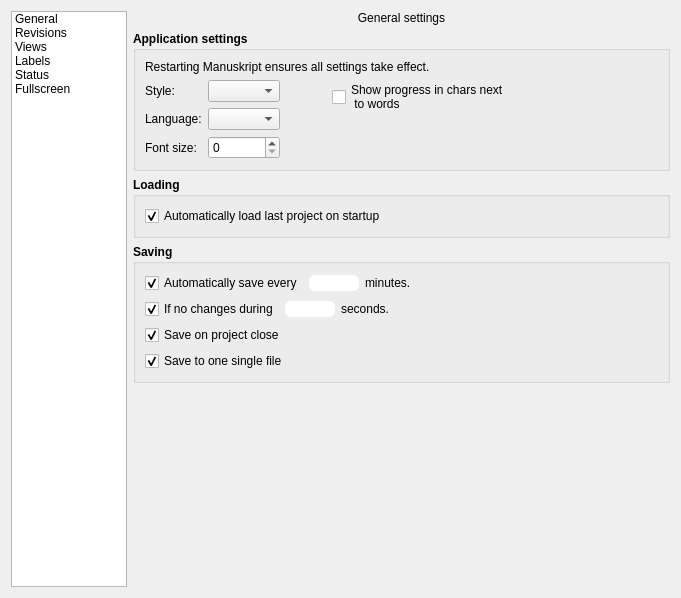
The window that manuskript/ui/settings_ui.ui (olivierkes/manuskript) describes before a commit, drawn with Qt 5.
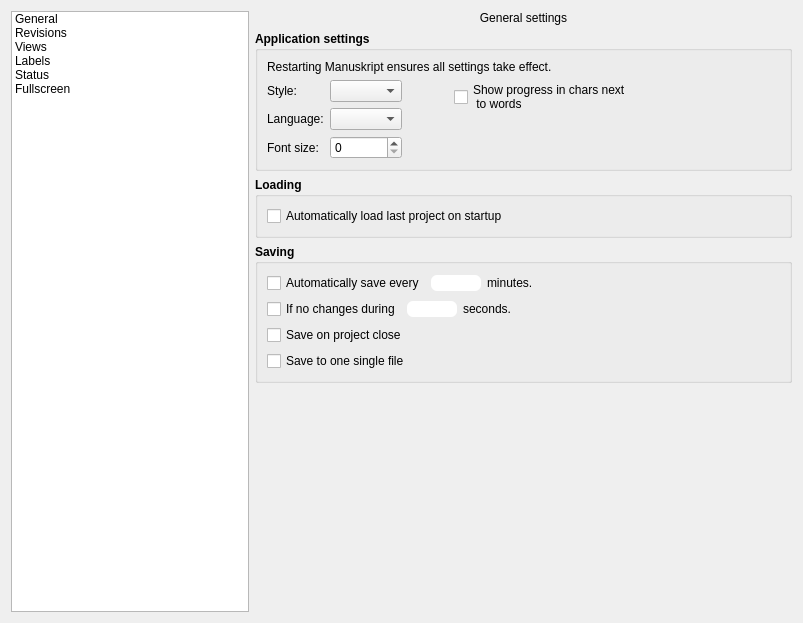
The same window after the commit. Icons and pictures are not drawn.

Commit message: Adjust visual defaults in settings from ui

```diff
--- a/manuskript/ui/settings_ui.ui
+++ b/manuskript/ui/settings_ui.ui
@@ -6,8 +6,8 @@
    <rect>
     <x>0</x>
     <y>0</y>
-    <width>681</width>
-    <height>598</height>
+    <width>803</width>
+    <height>623</height>
    </rect>
   </property>
   <property name="windowTitle">
@@ -259,7 +259,7 @@
              <string>Automatically load last project on startup</string>
             </property>
             <property name="checked">
-             <bool>true</bool>
+             <bool>false</bool>
             </property>
            </widget>
           </item>
@@ -292,7 +292,7 @@
                <string>Automatically save every</string>
               </property>
               <property name="checked">
-               <bool>true</bool>
+               <bool>false</bool>
               </property>
              </widget>
             </item>
@@ -375,7 +375,7 @@
                <string>If no changes during</string>
               </property>
               <property name="checked">
-               <bool>true</bool>
+               <bool>false</bool>
               </property>
              </widget>
             </item>
@@ -456,7 +456,7 @@
              <string>Save on project close</string>
             </property>
             <property name="checked">
-             <bool>true</bool>
+             <bool>false</bool>
             </property>
            </widget>
           </item>
@@ -478,7 +478,7 @@
              <string>Save to one single file</string>
             </property>
             <property name="checked">
-             <bool>true</bool>
+             <bool>false</bool>
             </property>
            </widget>
           </item>
```
The commit also changes 2 other files.
